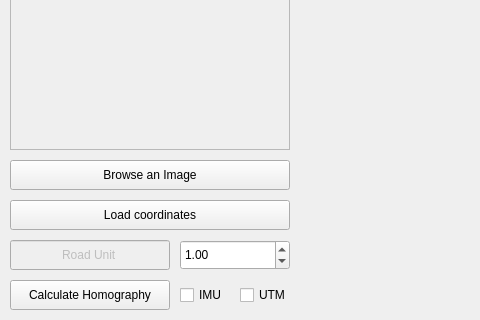
Before: the Qt Designer form ui/gui.ui in csonthomisi/tennis-ball-marker-gui, drawn with Qt 5; both pictures show x 0 to 480 and y 380 to 700 of the 1130 by 700 pixel window.
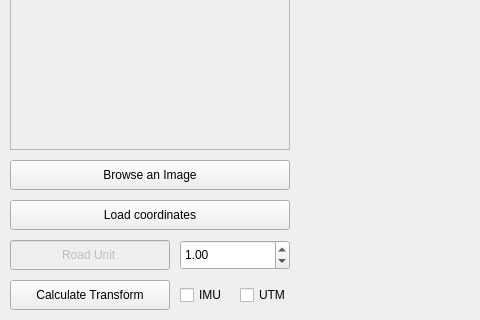
After: the same form once the commit is applied.

Patch:
```diff
--- a/ui/gui.ui
+++ b/ui/gui.ui
@@ -60,7 +60,7 @@
      </sizepolicy>
     </property>
     <property name="text">
-     <string>Calculate Homography</string>
+     <string>Calculate Transform</string>
     </property>
    </widget>
    <widget class="QScrollArea" name="scrollArea">
```
